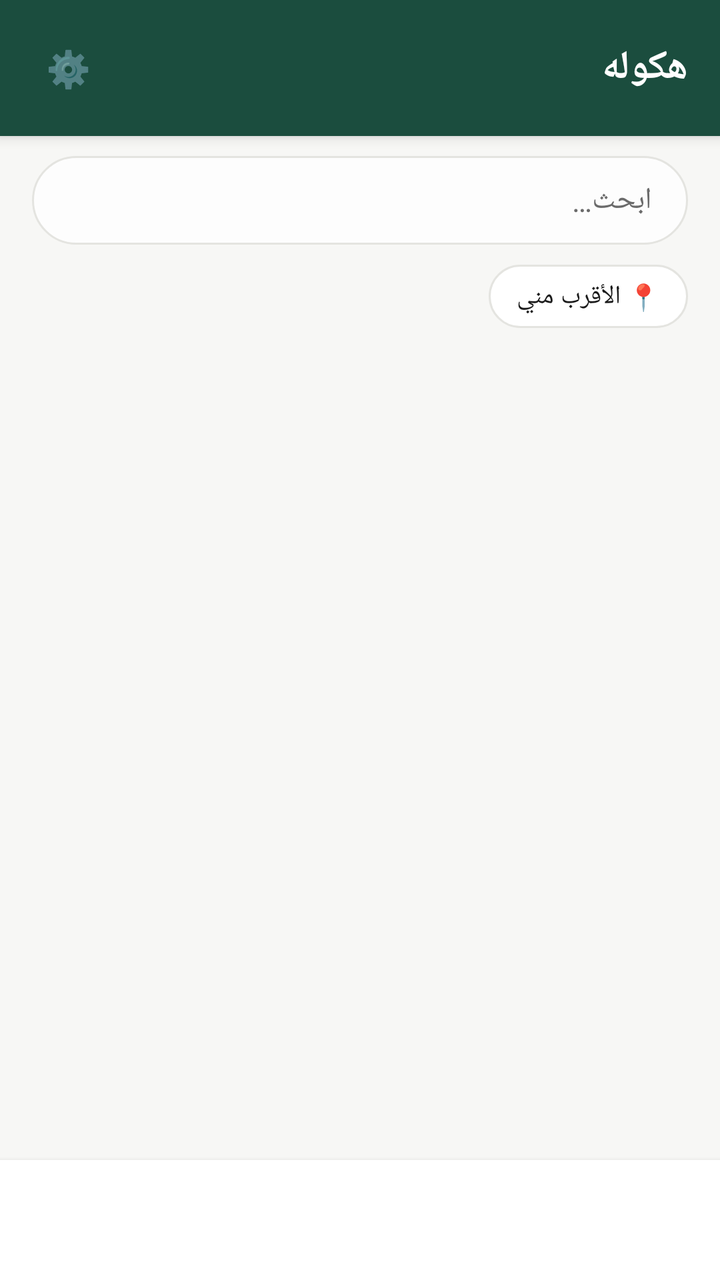
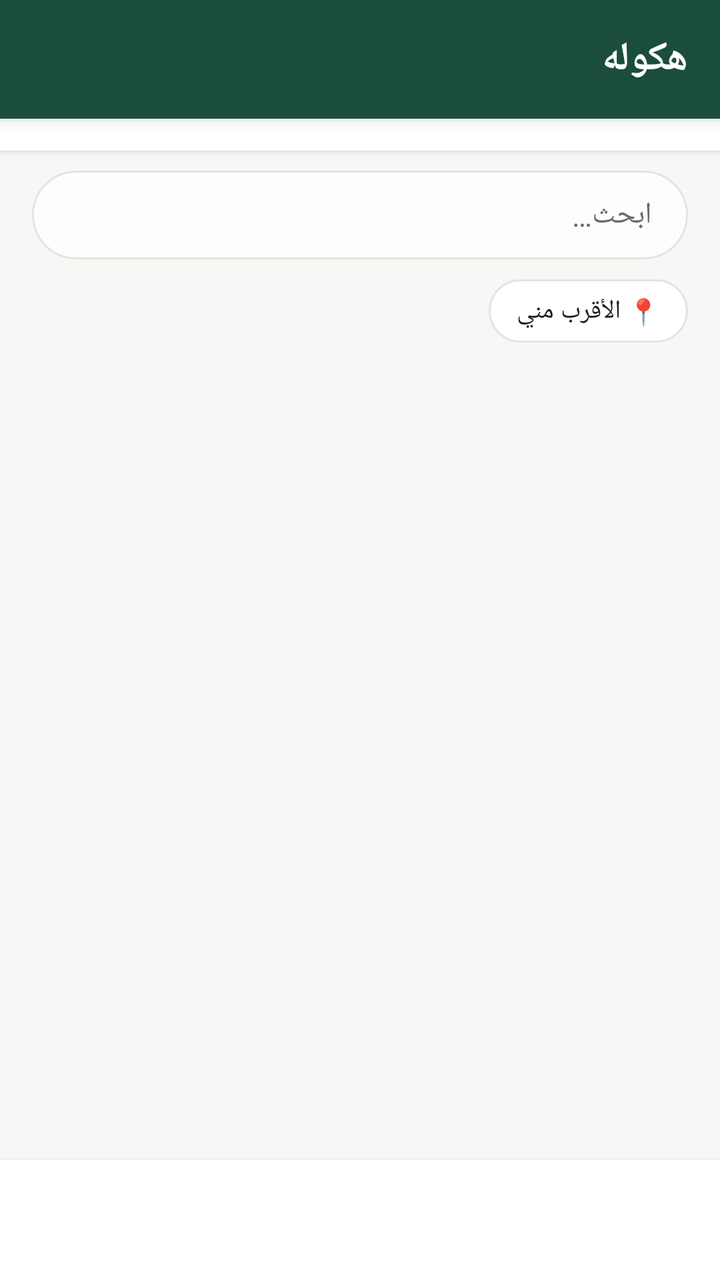

Screens rendered from an Android XML layout before and after an edit, with the pre-edit source and the edit as a unified diff.
<!-- AndroidManifest.xml: application theme AppTheme -->
<!-- res/layout/activity_main.xml -->
<?xml version="1.0" encoding="utf-8"?>
<LinearLayout xmlns:android="http://schemas.android.com/apk/res/android"
    android:layout_width="match_parent"
    android:layout_height="match_parent"
    android:orientation="vertical"
    android:layoutDirection="rtl"
    android:background="@color/bg">

    <LinearLayout
        android:layout_width="match_parent"
        android:layout_height="wrap_content"
        android:orientation="horizontal"
        android:gravity="center_vertical"
        android:background="@color/brand_primary"
        android:elevation="4dp"
        android:paddingStart="16dp"
        android:paddingEnd="16dp"
        android:paddingTop="16dp"
        android:paddingBottom="16dp">

        <TextView
            android:id="@+id/headerTitle"
            android:layout_width="0dp"
            android:layout_height="wrap_content"
            android:layout_weight="1"
            android:text="هكوله"
            android:textColor="@color/white"
            android:textSize="20sp"
            android:textStyle="bold" />

        <TextView
            android:id="@+id/settingsButton"
            android:layout_width="36dp"
            android:layout_height="36dp"
            android:text="⚙️"
            android:textSize="18sp"
            android:gravity="center"
            android:clickable="true"
            android:focusable="true"
            android:background="?android:attr/selectableItemBackgroundBorderless" />
    </LinearLayout>

    <LinearLayout
        android:layout_width="match_parent"
        android:layout_height="wrap_content"
        android:orientation="vertical"
        android:background="@color/bg"
        android:paddingStart="16dp"
        android:paddingEnd="16dp"
        android:paddingTop="10dp">

        <EditText
            android:id="@+id/searchBox"
            android:layout_width="match_parent"
            android:layout_height="wrap_content"
            android:hint="ابحث…"
            android:inputType="text"
            android:maxLines="1"
            android:background="@drawable/search_box_bg"
            android:paddingStart="18dp"
            android:paddingEnd="18dp"
            android:paddingTop="12dp"
            android:paddingBottom="12dp"
            android:textSize="15sp"
            android:textColor="@color/text"
            android:textColorHint="@color/text_muted" />

        <TextView
            android:id="@+id/nearMeButton"
            android:layout_width="wrap_content"
            android:layout_height="wrap_content"
            android:layout_marginTop="10dp"
            android:text="📍 الأقرب مني"
            android:textSize="13sp"
            android:textColor="@color/text"
            android:background="@drawable/filter_chip_bg"
            android:paddingStart="14dp"
            android:paddingEnd="14dp"
            android:paddingTop="7dp"
            android:paddingBottom="7dp"
            android:clickable="true"
            android:focusable="true" />

        <HorizontalScrollView
            android:layout_width="match_parent"
            android:layout_height="wrap_content"
            android:layout_marginTop="10dp"
            android:scrollbars="none">

            <LinearLayout
                android:id="@+id/filterChips"
                android:layout_width="wrap_content"
                android:layout_height="wrap_content"
                android:orientation="horizontal" />
        </HorizontalScrollView>
    </LinearLayout>

    <FrameLayout
        android:layout_width="match_parent"
        android:layout_height="0dp"
        android:layout_weight="1">

        <ProgressBar
            android:id="@+id/loadingView"
            style="?android:attr/progressBarStyle"
            android:layout_width="wrap_content"
            android:layout_height="wrap_content"
            android:layout_gravity="center"
            android:indeterminateTint="@color/brand_primary" />

        <LinearLayout
            android:id="@+id/errorView"
            android:layout_width="match_parent"
            android:layout_height="wrap_content"
            android:layout_gravity="center"
            android:orientation="vertical"
            android:gravity="center"
            android:padding="24dp"
            android:visibility="gone">

            <TextView
                android:id="@+id/errorText"
                android:layout_width="wrap_content"
                android:layout_height="wrap_content"
                android:text="تعذّر تحميل البيانات — تأكد من الاتصال بالإنترنت"
                android:textColor="@color/text_muted"
                android:textSize="15sp"
                android:gravity="center"
                android:layout_marginBottom="16dp" />

            <TextView
                android:id="@+id/retryButton"
                android:layout_width="wrap_content"
                android:layout_height="wrap_content"
                android:text="إعادة المحاولة"
                android:textColor="@color/white"
                android:textSize="14sp"
                android:textStyle="bold"
                android:background="@drawable/btn_pill_primary"
                android:paddingStart="20dp"
                android:paddingEnd="20dp"
                android:paddingTop="9dp"
                android:paddingBottom="9dp"
                android:clickable="true"
                android:focusable="true" />
        </LinearLayout>

        <ListView
            android:id="@+id/itemList"
            android:layout_width="match_parent"
            android:layout_height="match_parent"
            android:visibility="gone"
            android:divider="@null"
            android:dividerHeight="16dp"
            android:clipChildren="false"
            android:clipToPadding="false"
            android:paddingTop="16dp"
            android:paddingBottom="16dp"
            android:layoutAnimation="@anim/list_layout_controller" />

        <TextView
            android:id="@+id/emptyView"
            android:layout_width="wrap_content"
            android:layout_height="wrap_content"
            android:layout_gravity="center"
            android:text="لا توجد عناصر بهذا القسم بعد"
            android:textColor="@color/text_muted"
            android:textSize="15sp"
            android:visibility="gone" />
    </FrameLayout>

    <HorizontalScrollView
        android:layout_width="match_parent"
        android:layout_height="60dp"
        android:background="@color/surface"
        android:elevation="4dp"
        android:scrollbars="none">

        <LinearLayout
            android:id="@+id/bottomNav"
            android:layout_width="wrap_content"
            android:layout_height="match_parent"
            android:orientation="horizontal"
            android:gravity="center_vertical" />
    </HorizontalScrollView>

</LinearLayout>
<!-- resources referenced by this layout -->
<resources>
  <color name="bg">#F7F7F5</color>
  <color name="brand_primary">#1B4D3E</color>
  <color name="surface">#FFFFFF</color>
  <color name="text">#1A1A1A</color>
  <color name="text_muted">#6B6B6B</color>
  <color name="white">#FFFFFF</color>
  <!-- drawable btn_pill_primary (drawable) -->
  <?xml version="1.0" encoding="utf-8"?>
  <ripple xmlns:android="http://schemas.android.com/apk/res/android"
      android:color="@color/ripple_on_primary">
      <item>
          <shape android:shape="rectangle">
              <solid android:color="@color/brand_primary" />
              <corners android:radius="40dp" />
          </shape>
      </item>
  </ripple>
  <!-- drawable filter_chip_bg (drawable) -->
  <?xml version="1.0" encoding="utf-8"?>
  <selector xmlns:android="http://schemas.android.com/apk/res/android">
      <item android:state_activated="true">
          <shape android:shape="rectangle">
              <solid android:color="@color/brand_primary" />
              <corners android:radius="40dp" />
          </shape>
      </item>
      <item>
          <shape android:shape="rectangle">
              <solid android:color="@color/surface" />
              <stroke android:width="1dp" android:color="@color/border" />
              <corners android:radius="40dp" />
          </shape>
      </item>
  </selector>
  <!-- drawable search_box_bg (drawable) -->
  <?xml version="1.0" encoding="utf-8"?>
  <shape xmlns:android="http://schemas.android.com/apk/res/android">
      <solid android:color="@color/search_box_bg" />
      <stroke android:width="1dp" android:color="@color/border" />
      <corners android:radius="40dp" />
  </shape>
  <style name="AppTheme" parent="@android:style/Theme.Material.Light.NoActionBar">
          <item name="android:windowBackground">@color/bg</item>
          <item name="android:statusBarColor">@color/brand_primary</item>
          <item name="android:colorPrimary">@color/brand_primary</item>
          <item name="android:colorAccent">@color/brand_accent</item>
      </style>
  <color name="ripple_on_primary">#33FFFFFF</color>
  <color name="border">#E4E4E0</color>
  <color name="search_box_bg">#C7FFFFFF</color>
  <color name="brand_accent">#3FA480</color>
</resources>

<!-- the commit's change to res/layout/activity_main.xml (unified diff, before → after) -->
@@ -20,25 +20,31 @@
 
         <TextView
             android:id="@+id/headerTitle"
-            android:layout_width="0dp"
+            android:layout_width="match_parent"
             android:layout_height="wrap_content"
-            android:layout_weight="1"
             android:text="هكوله"
             android:textColor="@color/white"
             android:textSize="20sp"
             android:textStyle="bold" />
+    </LinearLayout>
 
-        <TextView
-            android:id="@+id/settingsButton"
-            android:layout_width="36dp"
-            android:layout_height="36dp"
-            android:text="⚙️"
-            android:textSize="18sp"
-            android:gravity="center"
-            android:clickable="true"
-            android:focusable="true"
-            android:background="?android:attr/selectableItemBackgroundBorderless" />
-    </LinearLayout>
+    
+    <HorizontalScrollView
+        android:layout_width="match_parent"
+        android:layout_height="wrap_content"
+        android:background="@color/surface"
+        android:elevation="2dp"
+        android:scrollbars="none"
+        android:paddingTop="8dp"
+        android:paddingBottom="8dp">
+
+        <LinearLayout
+            android:id="@+id/sectionTabs"
+            android:layout_width="wrap_content"
+            android:layout_height="wrap_content"
+            android:orientation="horizontal"
+            android:gravity="center_vertical" />
+    </HorizontalScrollView>
 
     <LinearLayout
         android:layout_width="match_parent"
@@ -169,19 +175,13 @@
             android:visibility="gone" />
     </FrameLayout>
 
-    <HorizontalScrollView
+    
+    <LinearLayout
+        android:id="@+id/bottomNav"
         android:layout_width="match_parent"
         android:layout_height="60dp"
+        android:orientation="horizontal"
         android:background="@color/surface"
-        android:elevation="4dp"
-        android:scrollbars="none">
-
-        <LinearLayout
-            android:id="@+id/bottomNav"
-            android:layout_width="wrap_content"
-            android:layout_height="match_parent"
-            android:orientation="horizontal"
-            android:gravity="center_vertical" />
-    </HorizontalScrollView>
+        android:elevation="4dp" />
 
 </LinearLayout>
